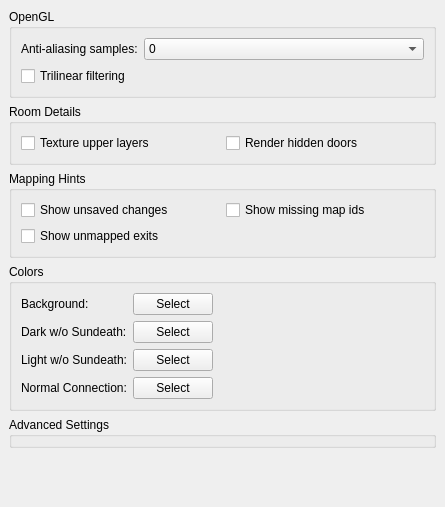
Qt form src/preferences/graphicspage.ui (MUME/MMapper) before a commit.
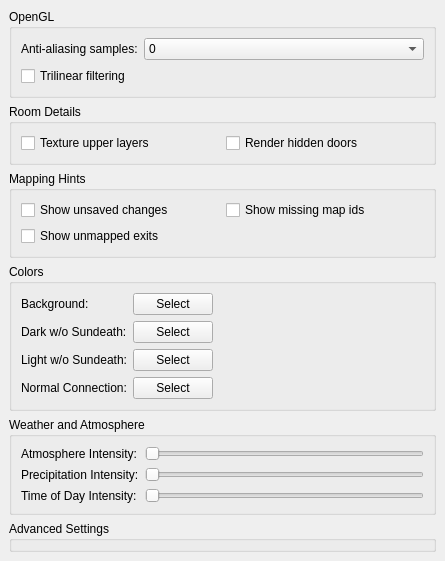
The same form after that commit.

Commit message:
add weather system with particle simulation, atmosphere, and time-of-day
Adds GLWeather with CameraBlock, TimeBlock, and WeatherBlock UBO support.
Includes particle simulation via transform feedback, atmospheric overlay,
and time-of-day color transitions driven by MUME weather state. Exposes
weather intensity controls in the graphics preferences UI.

Patch:
```diff
--- a/src/preferences/graphicspage.ui
+++ b/src/preferences/graphicspage.ui
@@ -297,6 +297,66 @@
      </layout>
     </widget>
    </item>
+   <item>
+    <widget class="QGroupBox" name="groupBox_Weather">
+     <property name="title">
+      <string>Weather and Atmosphere</string>
+     </property>
+     <layout class="QGridLayout" name="gridLayout_Weather">
+      <item row="0" column="0">
+       <widget class="QLabel" name="weatherAtmosphereLabel">
+        <property name="text">
+         <string>Atmosphere Intensity:</string>
+        </property>
+       </widget>
+      </item>
+      <item row="0" column="1">
+       <widget class="QSlider" name="weatherAtmosphereSlider">
+        <property name="orientation">
+         <enum>Qt::Horizontal</enum>
+        </property>
+        <property name="maximum">
+         <number>100</number>
+        </property>
+       </widget>
+      </item>
+      <item row="1" column="0">
+       <widget class="QLabel" name="weatherPrecipitationLabel">
+        <property name="text">
+         <string>Precipitation Intensity:</string>
+        </property>
+       </widget>
+      </item>
+      <item row="1" column="1">
+       <widget class="QSlider" name="weatherPrecipitationSlider">
+        <property name="orientation">
+         <enum>Qt::Horizontal</enum>
+        </property>
+        <property name="maximum">
+         <number>100</number>
+        </property>
+       </widget>
+      </item>
+      <item row="2" column="0">
+       <widget class="QLabel" name="weatherTimeOfDayLabel">
+        <property name="text">
+         <string>Time of Day Intensity:</string>
+        </property>
+       </widget>
+      </item>
+      <item row="2" column="1">
+       <widget class="QSlider" name="weatherTimeOfDaySlider">
+        <property name="orientation">
+         <enum>Qt::Horizontal</enum>
+        </property>
+        <property name="maximum">
+         <number>100</number>
+        </property>
+       </widget>
+      </item>
+     </layout>
+    </widget>
+   </item>
    <item>
     <widget class="QGroupBox" name="groupBox_Advanced">
      <property name="title">
```
The commit also changes 47 other files.
